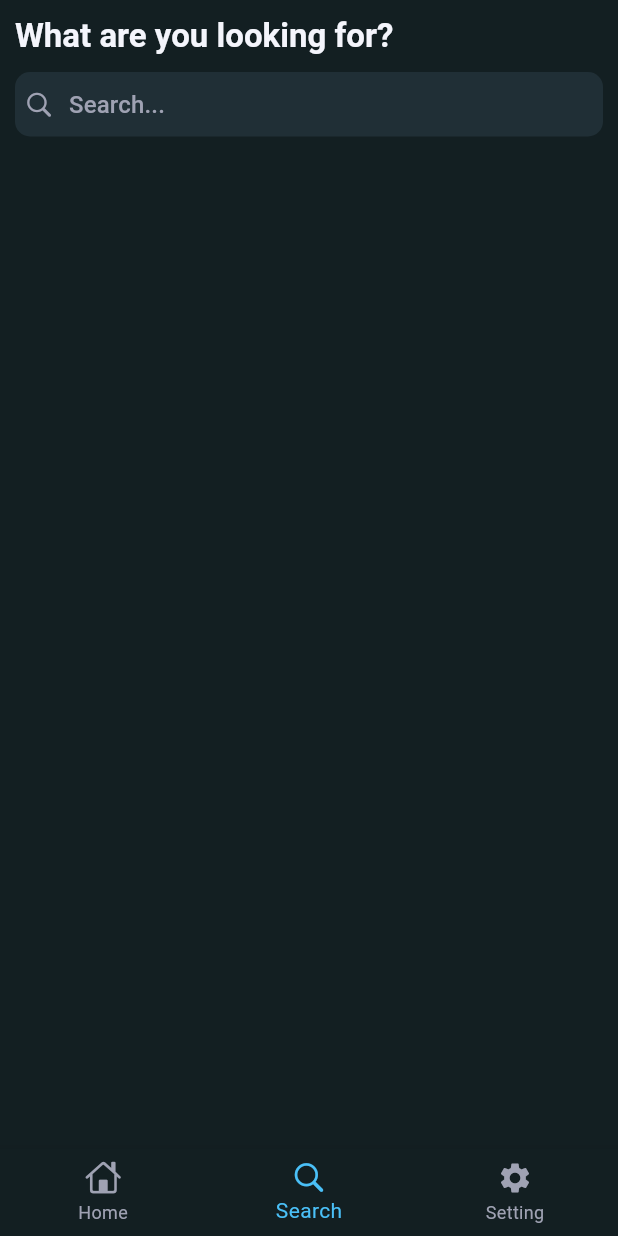
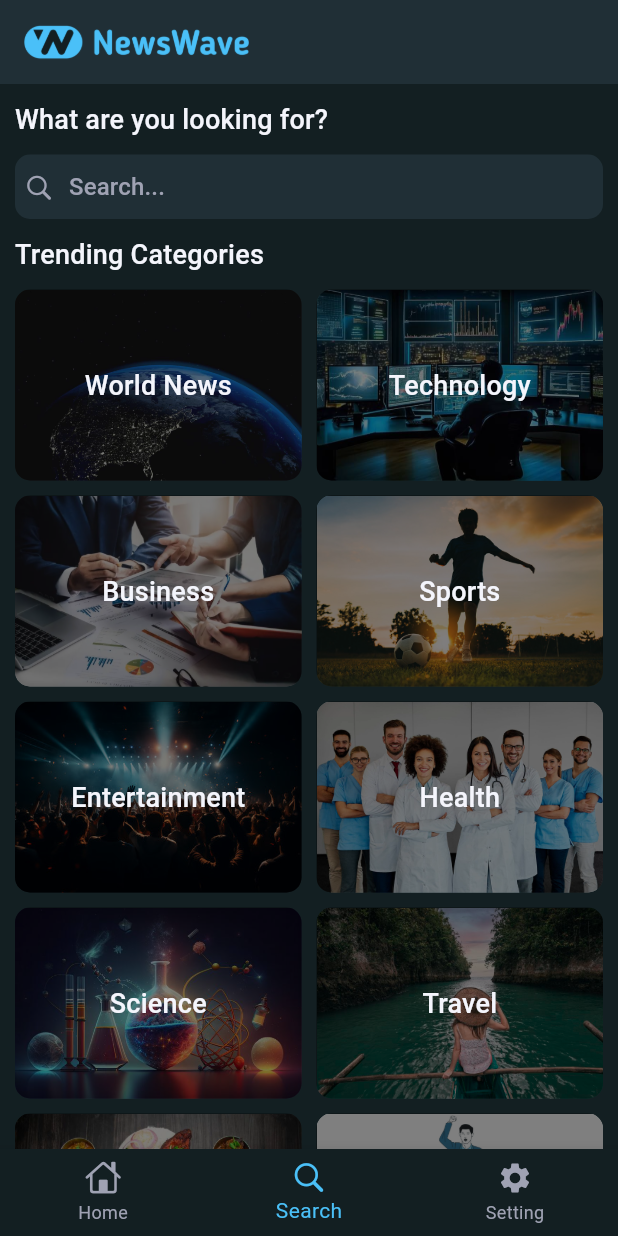
Before and after one commit to DevNadimm/NewsWave, a Flutter app: the screen it shows after launch, item 2 of the bottom bar chosen, on a phone screen of 412 x 824 dp. Run offline on Flutter 3.47's test engine with Material 3 defaults, Android fonts, the phone set to English and light mode, and no system bars; network calls fail.

Commit message:
new screen create

```diff
--- /dev/null
+++ b/lib/models/cat_model.dart
@@ -0,0 +1,42 @@
+Map<String, dynamic> categoryMap = {
+  'world': {
+    'name': 'World News',
+    'imagePath': 'assets/images/world_news.jpg',
+  },
+  'technology': {
+    'name': 'Technology',
+    'imagePath': 'assets/images/technology.jpg',
+  },
+  'business': {
+    'name': 'Business',
+    'imagePath': 'assets/images/business.jpg',
+  },
+  'sports': {
+    'name': 'Sports',
+    'imagePath': 'assets/images/sports.jpg',
+  },
+  'entertainment': {
+    'name': 'Entertainment',
+    'imagePath': 'assets/images/entertainment.jpg',
+  },
+  'health': {
+    'name': 'Health',
+    'imagePath': 'assets/images/health.jpg',
+  },
+  'science': {
+    'name': 'Science',
+    'imagePath': 'assets/images/science.jpg',
+  },
+  'travel': {
+    'name': 'Travel',
+    'imagePath': 'assets/images/travel.jpg',
+  },
+  'food': {
+    'name': 'Food',
+    'imagePath': 'assets/images/food.jpg',
+  },
+  'politics': {
+    'name': 'Politics',
+    'imagePath': 'assets/images/politics.jpg',
+  },
+};
--- a/lib/views/screens/search_screen.dart
+++ b/lib/views/screens/search_screen.dart
@@ -1,6 +1,7 @@
 import 'package:flutter/cupertino.dart';
 import 'package:flutter/material.dart';
 import 'package:news_wave/colors.dart';
+import 'package:news_wave/models/cat_model.dart';
 
 class SearchScreen extends StatelessWidget {
   const SearchScreen({super.key});
@@ -8,19 +9,33 @@ class SearchScreen extends StatelessWidget {
   @override
   Widget build(BuildContext context) {
     return Scaffold(
+      appBar: AppBar(
+        title: Image.asset(
+          "assets/logo/news_wave_title.png",
+          width: 150,
+        ),
+        // Text(
+        //   'NewsWave',
+        //   style: Theme.of(context).textTheme.titleLarge,
+        // ),
+        centerTitle: false,
+        surfaceTintColor: Colors.transparent,
+      ),
       body: SafeArea(
         child: Padding(
-          padding: const EdgeInsets.all(10),
+          padding: const EdgeInsets.symmetric(horizontal: 10),
+          child: SingleChildScrollView(
             child: Column(
               crossAxisAlignment: CrossAxisAlignment.start,
               children: [
-              Text(
-                "What are you looking for?",
-                style: Theme.of(context).textTheme.titleLarge,
-              ),
                 const SizedBox(
                   height: 10,
                 ),
+                Text(
+                  "What are you looking for?",
+                  style: Theme.of(context).textTheme.titleMedium,
+                ),
+                const SizedBox(height: 10),
                 CupertinoSearchTextField(
                   padding: const EdgeInsets.all(10),
                   placeholder: "Search...",
@@ -37,7 +52,59 @@ class SearchScreen extends StatelessWidget {
                   ),
                   style: Theme.of(context).textTheme.titleSmall,
                 ),
+                const SizedBox(height: 10),
+                Text(
+                  "Trending Categories",
+                  style: Theme.of(context).textTheme.titleMedium,
+                ),
+                const SizedBox(height: 10),
+                GridView.builder(
+                  shrinkWrap: true,
+                  physics: const NeverScrollableScrollPhysics(),
+                  itemCount: categoryMap.length,
+                  gridDelegate: const SliverGridDelegateWithFixedCrossAxisCount(
+                    crossAxisCount: 2,
+                    childAspectRatio: 1.5,
+                    crossAxisSpacing: 10,
+                    mainAxisSpacing: 10,
+                  ),
+                  itemBuilder: (BuildContext context, int index) {
+                    String key = categoryMap.keys.elementAt(index);
+                    Map<String, dynamic> category = categoryMap[key];
+
+                    return Stack(
+                      children: [
+                        Container(
+                          decoration: BoxDecoration(
+                            borderRadius: BorderRadius.circular(10),
+                            image: DecorationImage(
+                              image: AssetImage(category['imagePath']),
+                              fit: BoxFit.cover,
+                            ),
+                          ),
+                        ),
+                        Container(
+                          decoration: BoxDecoration(
+                            color: Colors.black.withOpacity(0.5),
+                            borderRadius: BorderRadius.circular(10),
+                          ),
+                        ),
+                        Align(
+                          alignment: Alignment.center,
+                          child: Padding(
+                            padding: const EdgeInsets.all(8.0),
+                            child: Text(
+                              category['name'],
+                              style: Theme.of(context).textTheme.titleMedium,
+                            ),
+                          ),
+                        ),
                       ],
+                    );
+                  },
+                ),
+              ],
+            ),
           ),
         ),
       ),
--- a/pubspec.yaml
+++ b/pubspec.yaml
@@ -23,6 +23,7 @@ flutter:
   uses-material-design: true
   assets:
     - assets/logo/
+    - assets/images/
 
 
 flutter_launcher_icons:
```
Also changed, not shown: assets/images/business.jpg (added), assets/images/entertainment.jpg (added), assets/images/food.jpg (added), assets/images/health.jpg (added), assets/images/politics.jpg (added), assets/images/science.jpg (added), assets/images/sports.jpg (added), assets/images/technology.jpg (added), assets/images/travel.jpg (added), assets/images/world_news.jpg (added). Lines whose indentation alone changed are shown as unchanged.
